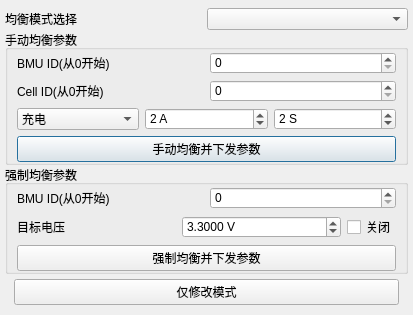
Shogpe/bmsTool, file models/frmbalancebox/frmbalancebox.ui: the form before one commit.
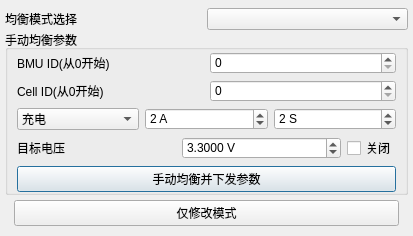
The form after the commit.

Patch:
```diff
--- a/models/frmbalancebox/frmbalancebox.ui
+++ b/models/frmbalancebox/frmbalancebox.ui
@@ -10,7 +10,7 @@
     <x>0</x>
     <y>0</y>
     <width>413</width>
-    <height>296</height>
+    <height>214</height>
    </rect>
   </property>
   <property name="sizePolicy">
@@ -127,7 +127,20 @@
             <number>9</number>
            </property>
            <item>
+            <widget class="QWidget" name="wBmuId" native="true">
             <layout class="QHBoxLayout" name="horizontalLayout_5">
+              <property name="leftMargin">
+               <number>0</number>
+              </property>
+              <property name="topMargin">
+               <number>0</number>
+              </property>
+              <property name="rightMargin">
+               <number>0</number>
+              </property>
+              <property name="bottomMargin">
+               <number>0</number>
+              </property>
              <item>
               <widget class="QLabel" name="label_3">
                <property name="text">
@@ -146,9 +159,23 @@
               </widget>
              </item>
             </layout>
+            </widget>
            </item>
            <item>
+            <widget class="QWidget" name="wCellID" native="true">
             <layout class="QHBoxLayout" name="horizontalLayout_4">
+              <property name="leftMargin">
+               <number>0</number>
+              </property>
+              <property name="topMargin">
+               <number>0</number>
+              </property>
+              <property name="rightMargin">
+               <number>0</number>
+              </property>
+              <property name="bottomMargin">
+               <number>0</number>
+              </property>
              <item>
               <widget class="QLabel" name="label">
                <property name="text">
@@ -167,9 +194,23 @@
               </widget>
              </item>
             </layout>
+            </widget>
            </item>
            <item>
+            <widget class="QWidget" name="wChgI" native="true">
             <layout class="QHBoxLayout" name="horizontalLayout_6">
+              <property name="leftMargin">
+               <number>0</number>
+              </property>
+              <property name="topMargin">
+               <number>0</number>
+              </property>
+              <property name="rightMargin">
+               <number>0</number>
+              </property>
+              <property name="bottomMargin">
+               <number>0</number>
+              </property>
              <item>
               <widget class="QComboBox" name="cbDirection">
                <property name="currentIndex">
@@ -226,84 +267,32 @@
                <property name="suffix">
                 <string> S</string>
                </property>
+                <property name="maximum">
+                 <number>255</number>
+                </property>
                <property name="value">
                 <number>2</number>
                </property>
               </widget>
              </item>
             </layout>
-           </item>
-           <item>
-            <layout class="QHBoxLayout" name="horizontalLayout_7">
-             <item>
-              <widget class="QPushButton" name="btnManually">
-               <property name="text">
-                <string>手动均衡并下发参数</string>
-               </property>
-              </widget>
-             </item>
-            </layout>
-           </item>
-          </layout>
-         </item>
-        </layout>
-       </widget>
-      </item>
+            </widget>
+           </item>
       <item>
-       <widget class="QGroupBox" name="gForce">
-        <property name="sizePolicy">
-         <sizepolicy hsizetype="Preferred" vsizetype="Preferred">
-          <horstretch>0</horstretch>
-          <verstretch>0</verstretch>
-         </sizepolicy>
-        </property>
-        <property name="title">
-         <string>强制均衡参数</string>
-        </property>
-        <layout class="QHBoxLayout" name="horizontalLayout_3">
-         <property name="leftMargin">
-          <number>0</number>
-         </property>
-         <property name="topMargin">
-          <number>2</number>
-         </property>
-         <property name="rightMargin">
-          <number>0</number>
-         </property>
-         <property name="bottomMargin">
-          <number>0</number>
-         </property>
-         <item>
-          <layout class="QVBoxLayout" name="verticalLayout_2">
-           <property name="leftMargin">
-            <number>9</number>
-           </property>
-           <property name="rightMargin">
-            <number>9</number>
-           </property>
-           <item>
-            <layout class="QHBoxLayout" name="horizontalLayout_9">
-             <item>
-              <widget class="QLabel" name="label_5">
-               <property name="text">
-                <string>BMU ID(从0开始)</string>
-               </property>
-              </widget>
-             </item>
-             <item>
-              <widget class="QSpinBox" name="BMUID2">
-               <property name="sizePolicy">
-                <sizepolicy hsizetype="Minimum" vsizetype="Fixed">
-                 <horstretch>0</horstretch>
-                 <verstretch>0</verstretch>
-                </sizepolicy>
-               </property>
-              </widget>
-             </item>
-            </layout>
-           </item>
-           <item>
+            <widget class="QWidget" name="wTagetU" native="true">
             <layout class="QHBoxLayout" name="horizontalLayout_10">
+              <property name="leftMargin">
+               <number>0</number>
+              </property>
+              <property name="topMargin">
+               <number>0</number>
+              </property>
+              <property name="rightMargin">
+               <number>0</number>
+              </property>
+              <property name="bottomMargin">
+               <number>0</number>
+              </property>
              <item>
               <widget class="QLabel" name="label_6">
                <property name="text">
@@ -350,13 +339,14 @@
               </widget>
              </item>
             </layout>
+            </widget>
            </item>
            <item>
-            <layout class="QHBoxLayout" name="horizontalLayout_2">
+            <layout class="QHBoxLayout" name="horizontalLayout_7">
              <item>
-              <widget class="QPushButton" name="btnForce">
+              <widget class="QPushButton" name="btnManually">
                <property name="text">
-                <string>强制均衡并下发参数</string>
+                <string>手动均衡并下发参数</string>
                </property>
               </widget>
              </item>
```
Lines whose indentation alone changed are shown as unchanged.
